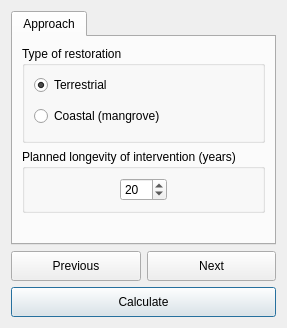
Above: LDMP/gui/DlgCalculateRestBiomassData.ui from ConservationInternational/trends.earth before the change. Below: the same form after it.
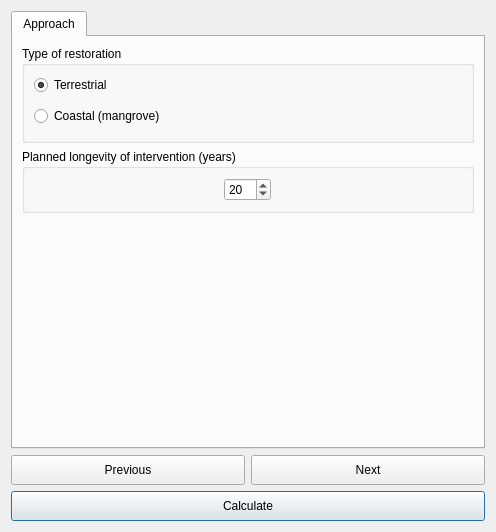
That is the form after the change.

What changed in the file:
```diff
--- a/LDMP/gui/DlgCalculateRestBiomassData.ui
+++ b/LDMP/gui/DlgCalculateRestBiomassData.ui
@@ -6,8 +6,8 @@
    <rect>
     <x>0</x>
     <y>0</y>
-    <width>258</width>
-    <height>328</height>
+    <width>496</width>
+    <height>532</height>
    </rect>
   </property>
   <property name="sizePolicy">
@@ -41,6 +41,12 @@
       <layout class="QVBoxLayout" name="verticalLayout_4">
        <item>
         <widget class="QGroupBox" name="groupBox">
+         <property name="sizePolicy">
+          <sizepolicy hsizetype="Preferred" vsizetype="Minimum">
+           <horstretch>0</horstretch>
+           <verstretch>0</verstretch>
+          </sizepolicy>
+         </property>
          <property name="title">
           <string>Type of restoration</string>
          </property>
@@ -76,10 +82,16 @@
        </item>
        <item>
         <widget class="QGroupBox" name="groupBox_2">
+         <property name="sizePolicy">
+          <sizepolicy hsizetype="Preferred" vsizetype="Minimum">
+           <horstretch>0</horstretch>
+           <verstretch>0</verstretch>
+          </sizepolicy>
+         </property>
          <property name="title">
           <string>Planned longevity of intervention (years)</string>
          </property>
-         <layout class="QVBoxLayout" name="verticalLayout_2">
+         <layout class="QHBoxLayout" name="horizontalLayout">
           <item alignment="Qt::AlignHCenter">
            <widget class="QSpinBox" name="spinBox_years">
             <property name="maximumSize">
```
